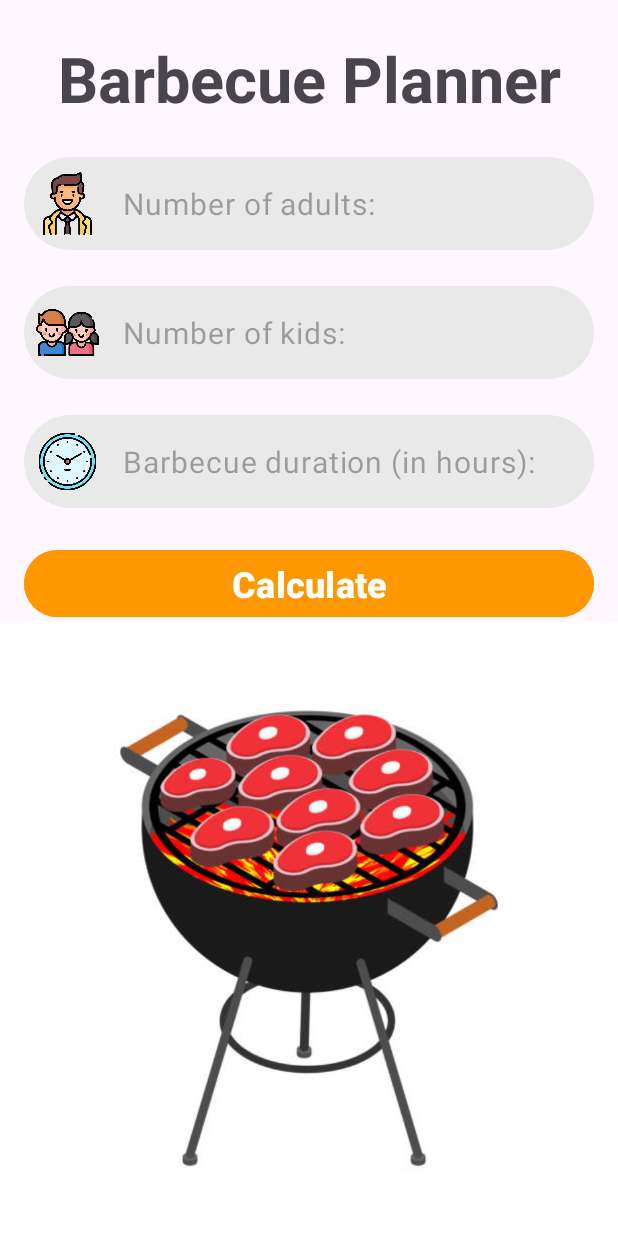
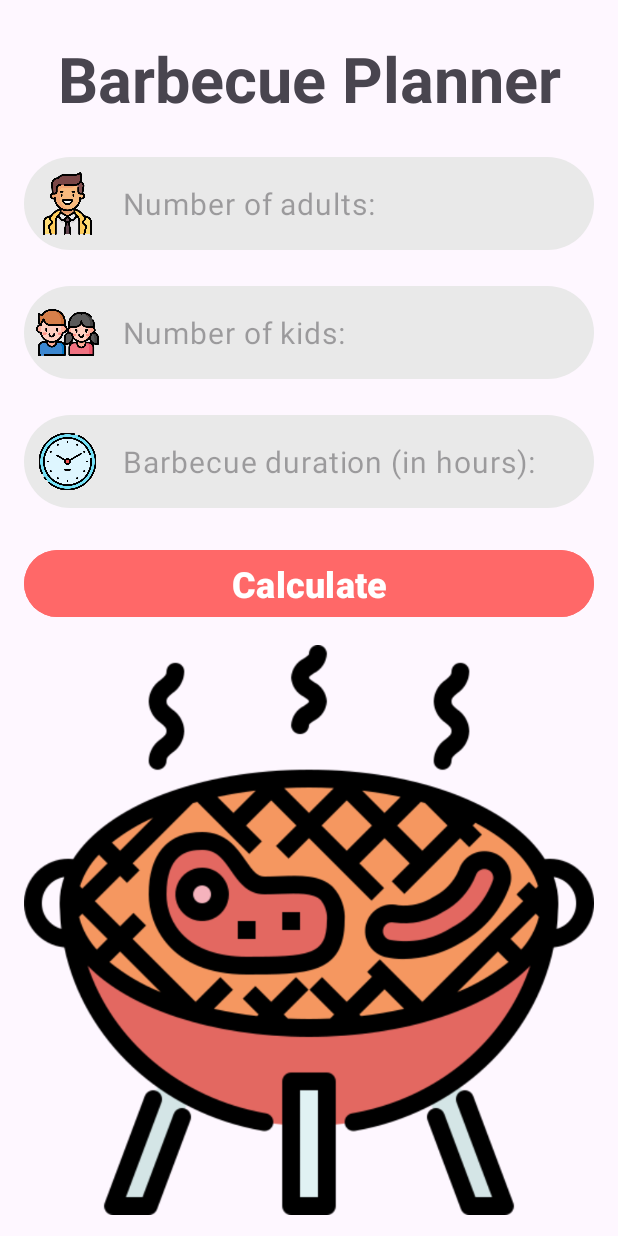
Before and after one commit to marcoosantos/BarbecuePlanner, an Android app: the screen it shows after launch (MainActivity), on a phone screen of 412 x 824 dp. Run offline under Robolectric (Android 15) with nearby library versions, the phone set to English and light mode, and no system bars.

Commit message:
finished details

```diff
--- a/app/src/main/res/layout/activity_main.xml
+++ b/app/src/main/res/layout/activity_main.xml
@@ -164,12 +164,12 @@
     <ImageView
         android:id="@+id/bbq_logo"
         android:layout_width="wrap_content"
-        android:layout_height="450dp"
+        android:layout_height="380dp"
         app:layout_constraintBottom_toBottomOf="parent"
         app:layout_constraintEnd_toEndOf="parent"
         app:layout_constraintStart_toStartOf="parent"
         app:layout_constraintTop_toBottomOf="@id/btn_calculate"
-        app:srcCompat="@drawable/bbqplanner_logo"
+        app:srcCompat="@drawable/bbq_logo"
         tools:layout_editor_absoluteX="148dp"
         tools:layout_editor_absoluteY="718dp" />
 
--- a/app/src/main/res/layout/activity_result.xml
+++ b/app/src/main/res/layout/activity_result.xml
@@ -126,12 +126,12 @@
     <ImageView
         android:id="@+id/bbq_logo"
         android:layout_width="wrap_content"
-        android:layout_height="450dp"
+        android:layout_height="380dp"
         app:layout_constraintBottom_toBottomOf="parent"
         app:layout_constraintEnd_toEndOf="parent"
         app:layout_constraintStart_toStartOf="parent"
         app:layout_constraintTop_toBottomOf="@id/btn_refresh"
-        app:srcCompat="@drawable/bbqplanner_logo"
+        app:srcCompat="@drawable/bbq_logo"
         tools:layout_editor_absoluteX="148dp"
         tools:layout_editor_absoluteY="718dp" />
 
--- a/app/src/main/res/values/colors.xml
+++ b/app/src/main/res/values/colors.xml
@@ -4,6 +4,6 @@
     <color name="black">#FF000000</color>
     <color name="white">#FFFFFFFF</color>
     <color name="light_grey">#E9E9E9</color>
-    <color name="orange">#FF9800</color>
+    <color name="orange">#FF6868</color>
 
 </resources>
```
Also changed, not shown: app/src/main/res/drawable/bbq_logo.png (added).
